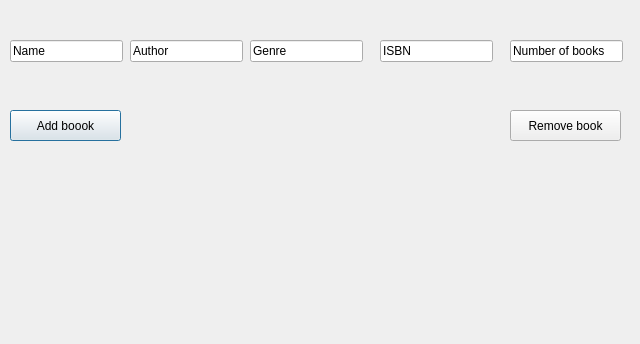
First picture: the form in LibManager/LibManager/admindashboard.ui, repository SinaErdem/OOP_Group11, before the edit.
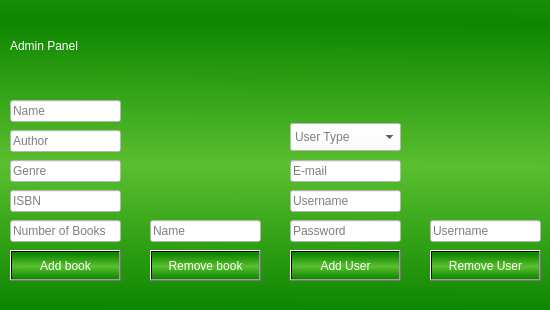
Second picture: the form after the edit.

Commit message:
Admin Dashboard is created fully!
I created the interface of Admin Dashboard then added the functions AddUsers() and RemoveUsers()
~Mustafa Sefa Soysal

```diff
--- a/LibManager/LibManager/admindashboard.ui
+++ b/LibManager/LibManager/admindashboard.ui
@@ -6,104 +6,325 @@
    <rect>
     <x>0</x>
     <y>0</y>
-    <width>640</width>
-    <height>344</height>
+    <width>550</width>
+    <height>310</height>
    </rect>
   </property>
   <property name="windowTitle">
    <string>Dialog</string>
   </property>
+  <property name="styleSheet">
+   <string notr="true">background-color: qlineargradient(spread:reflect, x1:0.484, y1:0.534091, x2:0.479, y2:1, stop:0 rgba(90, 191, 47, 255), stop:1 rgba(13, 134, 0, 255));</string>
+  </property>
   <widget class="QLineEdit" name="bookNameInput">
    <property name="geometry">
     <rect>
      <x>10</x>
-     <y>40</y>
-     <width>113</width>
+     <y>100</y>
+     <width>111</width>
      <height>22</height>
     </rect>
    </property>
+   <property name="styleSheet">
+    <string notr="true">color: black;
+background-color: white;</string>
+   </property>
    <property name="text">
+    <string/>
+   </property>
+   <property name="placeholderText">
     <string>Name</string>
    </property>
   </widget>
   <widget class="QLineEdit" name="authorNameInput">
    <property name="geometry">
     <rect>
-     <x>130</x>
-     <y>40</y>
-     <width>113</width>
+     <x>10</x>
+     <y>130</y>
+     <width>111</width>
      <height>22</height>
     </rect>
    </property>
+   <property name="styleSheet">
+    <string notr="true">color: black;
+background-color: white;</string>
+   </property>
    <property name="text">
+    <string/>
+   </property>
+   <property name="placeholderText">
     <string>Author</string>
    </property>
   </widget>
   <widget class="QLineEdit" name="genreInput">
    <property name="geometry">
     <rect>
-     <x>250</x>
-     <y>40</y>
-     <width>113</width>
+     <x>10</x>
+     <y>160</y>
+     <width>111</width>
      <height>22</height>
     </rect>
    </property>
+   <property name="styleSheet">
+    <string notr="true">color: black;
+background-color: white;</string>
+   </property>
    <property name="text">
+    <string/>
+   </property>
+   <property name="placeholderText">
     <string>Genre</string>
    </property>
   </widget>
   <widget class="QLineEdit" name="isbnInput">
    <property name="geometry">
     <rect>
-     <x>380</x>
-     <y>40</y>
-     <width>113</width>
+     <x>10</x>
+     <y>190</y>
+     <width>111</width>
      <height>22</height>
     </rect>
    </property>
+   <property name="styleSheet">
+    <string notr="true">color: black;
+background-color: white;</string>
+   </property>
    <property name="text">
+    <string/>
+   </property>
+   <property name="placeholderText">
     <string>ISBN</string>
    </property>
   </widget>
   <widget class="QLineEdit" name="numberInput">
    <property name="geometry">
     <rect>
-     <x>510</x>
-     <y>40</y>
-     <width>113</width>
+     <x>10</x>
+     <y>220</y>
+     <width>111</width>
      <height>22</height>
     </rect>
    </property>
+   <property name="styleSheet">
+    <string notr="true">color: black;
+background-color: white;</string>
+   </property>
    <property name="text">
-    <string>Number of books</string>
+    <string/>
+   </property>
+   <property name="placeholderText">
+    <string>Number of Books</string>
    </property>
   </widget>
   <widget class="QPushButton" name="addBooksButton">
    <property name="geometry">
     <rect>
      <x>10</x>
-     <y>110</y>
+     <y>250</y>
      <width>111</width>
      <height>31</height>
     </rect>
    </property>
+   <property name="styleSheet">
+    <string notr="true">color: white;</string>
+   </property>
    <property name="text">
-    <string>Add boook</string>
+    <string>Add book</string>
    </property>
   </widget>
   <widget class="QPushButton" name="removeBooksButton">
    <property name="geometry">
     <rect>
-     <x>510</x>
-     <y>110</y>
+     <x>150</x>
+     <y>250</y>
      <width>111</width>
      <height>31</height>
     </rect>
    </property>
+   <property name="styleSheet">
+    <string notr="true">color: white;</string>
+   </property>
    <property name="text">
     <string>Remove book</string>
    </property>
   </widget>
+  <widget class="QLineEdit" name="removeBookInput">
+   <property name="geometry">
+    <rect>
+     <x>150</x>
+     <y>220</y>
+     <width>111</width>
+     <height>22</height>
+    </rect>
+   </property>
+   <property name="styleSheet">
+    <string notr="true">color: black;
+background-color: white;</string>
+   </property>
+   <property name="text">
+    <string/>
+   </property>
+   <property name="placeholderText">
+    <string>Name</string>
+   </property>
+  </widget>
+  <widget class="QPushButton" name="addUserButton">
+   <property name="geometry">
+    <rect>
+     <x>290</x>
+     <y>250</y>
+     <width>111</width>
+     <height>31</height>
+    </rect>
+   </property>
+   <property name="styleSheet">
+    <string notr="true">color:white;</string>
+   </property>
+   <property name="text">
+    <string>Add User</string>
+   </property>
+  </widget>
+  <widget class="QPushButton" name="RemoveUserButton">
+   <property name="geometry">
+    <rect>
+     <x>430</x>
+     <y>250</y>
+     <width>111</width>
+     <height>31</height>
+    </rect>
+   </property>
+   <property name="styleSheet">
+    <string notr="true">color: white;</string>
+   </property>
+   <property name="text">
+    <string>Remove User</string>
+   </property>
+  </widget>
+  <widget class="QLineEdit" name="removeUserInput">
+   <property name="geometry">
+    <rect>
+     <x>430</x>
+     <y>220</y>
+     <width>111</width>
+     <height>22</height>
+    </rect>
+   </property>
+   <property name="styleSheet">
+    <string notr="true">color: black;
+background-color: white;</string>
+   </property>
+   <property name="text">
+    <string/>
+   </property>
+   <property name="placeholderText">
+    <string>Username</string>
+   </property>
+  </widget>
+  <widget class="QLineEdit" name="UsernameInput">
+   <property name="geometry">
+    <rect>
+     <x>290</x>
+     <y>190</y>
+     <width>111</width>
+     <height>22</height>
+    </rect>
+   </property>
+   <property name="styleSheet">
+    <string notr="true">color: black;
+background-color: white;</string>
+   </property>
+   <property name="text">
+    <string/>
+   </property>
+   <property name="placeholderText">
+    <string>Username</string>
+   </property>
+  </widget>
+  <widget class="QLineEdit" name="UserPasswordInput">
+   <property name="geometry">
+    <rect>
+     <x>290</x>
+     <y>220</y>
+     <width>111</width>
+     <height>22</height>
+    </rect>
+   </property>
+   <property name="styleSheet">
+    <string notr="true">color: black;
+background-color: white;</string>
+   </property>
+   <property name="text">
+    <string/>
+   </property>
+   <property name="placeholderText">
+    <string>Password</string>
+   </property>
+  </widget>
+  <widget class="QLabel" name="title">
+   <property name="geometry">
+    <rect>
+     <x>10</x>
+     <y>20</y>
+     <width>301</width>
+     <height>51</height>
+    </rect>
+   </property>
+   <property name="styleSheet">
+    <string notr="true">color: white;
+font: 22pt &quot;Calibri&quot;;
+background-color:transparent;</string>
+   </property>
+   <property name="text">
+    <string>Admin Panel</string>
+   </property>
+  </widget>
+  <widget class="QComboBox" name="UserComboBox">
+   <property name="geometry">
+    <rect>
+     <x>290</x>
+     <y>123</y>
+     <width>111</width>
+     <height>28</height>
+    </rect>
+   </property>
+   <property name="styleSheet">
+    <string notr="true">color:black;
+background-color:white;</string>
+   </property>
+   <property name="placeholderText">
+    <string>User Type</string>
+   </property>
+   <item>
+    <property name="text">
+     <string>User</string>
+    </property>
+   </item>
+   <item>
+    <property name="text">
+     <string>Admin</string>
+    </property>
+   </item>
+  </widget>
+  <widget class="QLineEdit" name="EmailInput">
+   <property name="geometry">
+    <rect>
+     <x>290</x>
+     <y>160</y>
+     <width>111</width>
+     <height>22</height>
+    </rect>
+   </property>
+   <property name="styleSheet">
+    <string notr="true">color: black;
+background-color: white;</string>
+   </property>
+   <property name="text">
+    <string/>
+   </property>
+   <property name="placeholderText">
+    <string>E-mail</string>
+   </property>
+  </widget>
  </widget>
  <resources/>
  <connections/>
```
The commit also changes 16 other files.
